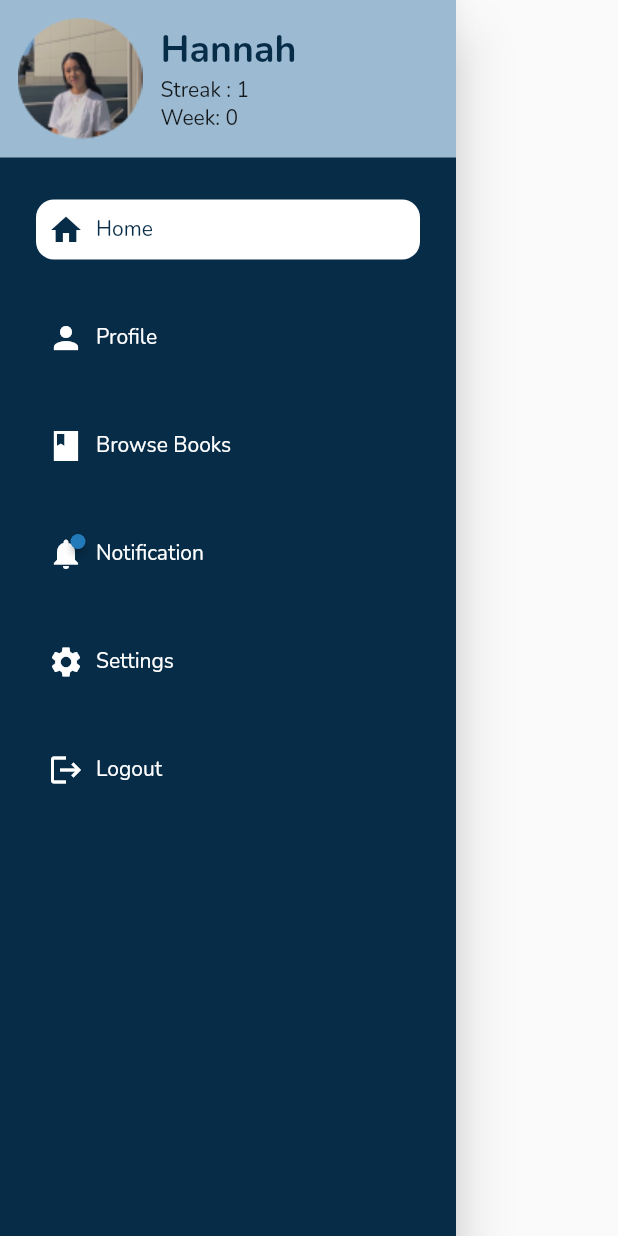
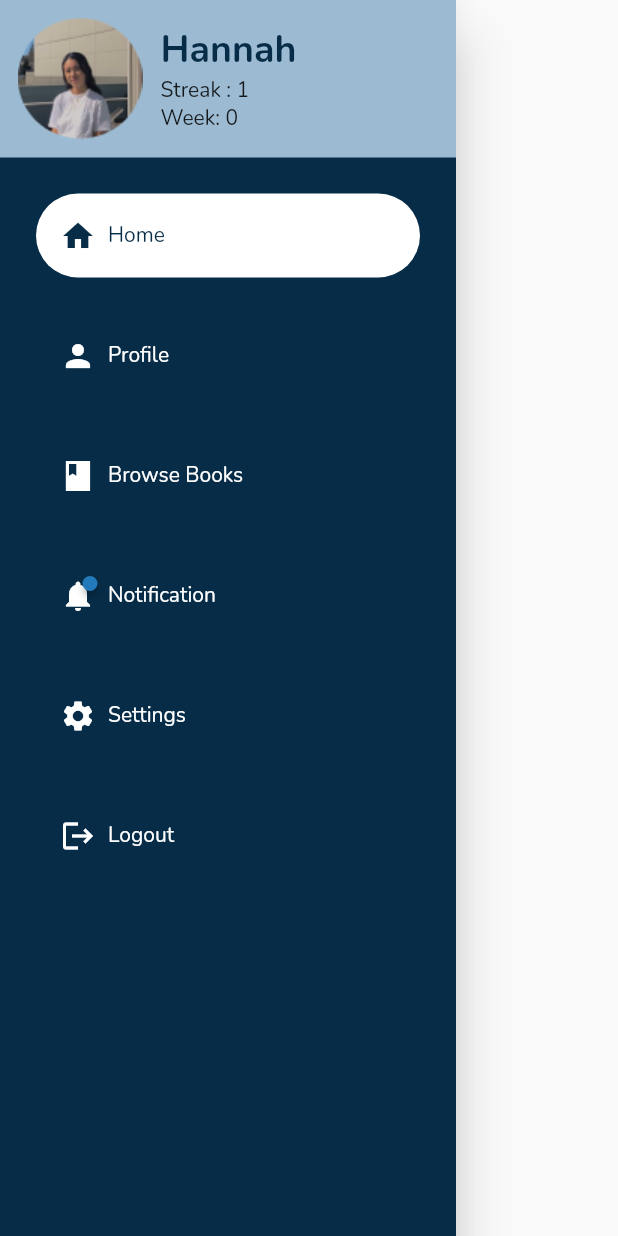
Before and after one commit to MemoryLamp/memorylamp-mobile, a Flutter app: the MLDrawer widget shown alone on an empty page, opened directly, on a phone screen of 412 x 824 dp. Run offline on Flutter 3.47's test engine with Material 2 defaults, Android fonts, the phone set to English and light mode, and no system bars; drawn by our look-alikes of badges; our stand-ins replace percent_indicator.

Commit message:
fix drawer buttons

```diff
--- a/lib/widgets/compound_widgets/ml_drawer.dart
+++ b/lib/widgets/compound_widgets/ml_drawer.dart
@@ -5,6 +5,7 @@ import 'package:memory_lamp/models/nav_item.dart';
 import 'package:memory_lamp/providers/notification_provider.dart';
 import 'package:memory_lamp/providers/view_provider.dart';
 import 'package:memory_lamp/theming/ml_colors.dart';
+import 'package:memory_lamp/theming/ml_defaults.dart';
 import 'package:memory_lamp/widgets/compound_widgets/labeled_icon.dart';
 import 'package:memory_lamp/widgets/compound_widgets/user_stats.dart';
 import 'package:provider/provider.dart';
@@ -66,7 +67,12 @@ class MLDrawer extends StatelessWidget {
               child: TextButton(
                 style: TextButton.styleFrom(
                   backgroundColor: isActive ? Colors.white : Colors.transparent,
+                  shape: RoundedRectangleBorder(
+                    borderRadius: BorderRadius.circular(287),
                   ),
+                ),
+                child: Padding(
+                  padding: const EdgeInsets.all(8.0),
                   child: LabeledIcon(
                     icon: Consumer<NotificationProvider>(
                       builder: (
@@ -96,6 +102,7 @@ class MLDrawer extends StatelessWidget {
                       ),
                     ),
                   ),
+                ),
                 onPressed: () {
                   viewProvider.changeView(_drawerItems[index].view);
                   Navigator.pop(context);
```
Lines whose indentation alone changed are shown as unchanged.
